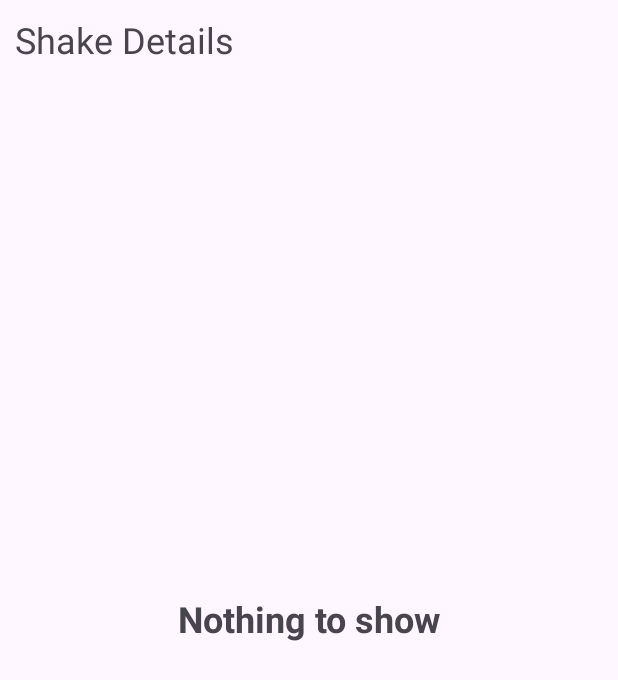
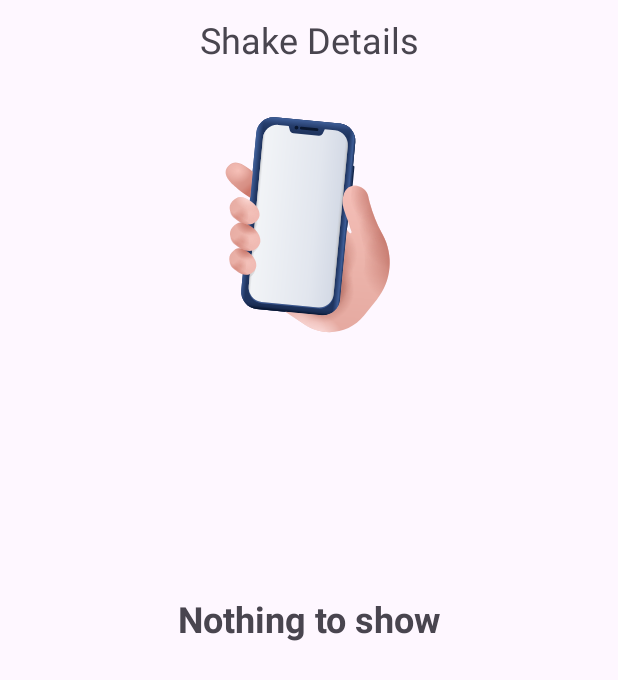
Before and after one commit to zeeshantaj/Fall_Shake_Detect, an Android app: the Shake_Fragment screen opened directly, with no data from a screen before it, on a phone screen of 412 x 824 dp. Shown: the top 680 px of the screen. Run offline under Robolectric (Android 15) with nearby library versions, the phone set to English and light mode, and no system bars; our stand-ins replace Room's generated code.

Commit message:
animation feature commit

```diff
--- a/app/src/main/java/com/example/shake_and_fall_check_app/DetailsActivity/Shake_Fragment.java
+++ b/app/src/main/java/com/example/shake_and_fall_check_app/DetailsActivity/Shake_Fragment.java
@@ -16,6 +16,7 @@ import android.view.ViewGroup;
 import android.widget.TextView;
 import android.widget.Toast;
 
+import com.airbnb.lottie.LottieAnimationView;
 import com.example.shake_and_fall_check_app.Adapter.DetectAdapter;
 import com.example.shake_and_fall_check_app.Database.Detect_Data_Model;
 import com.example.shake_and_fall_check_app.Database.Detect_Database;
@@ -39,6 +40,8 @@ public class Shake_Fragment extends Fragment {
 
         recyclerView = view.findViewById(R.id.shakeRecyclerView);
         nothingTxt = view.findViewById(R.id.shakeNothingShowTxt);
+        LottieAnimationView animationView = view.findViewById(R.id.animation_view_shake);
+        animationView.playAnimation();
 
 
 
@@ -87,6 +90,9 @@ public class Shake_Fragment extends Fragment {
 
         }
 
+
+
+
         return view;
     }
 }
--- a/app/src/main/res/layout/fragment_shake_.xml
+++ b/app/src/main/res/layout/fragment_shake_.xml
@@ -13,11 +13,21 @@
         android:layout_height="wrap_content"
         android:padding="10dp"
         android:text="@string/shake_details"
-        android:textAlignment="viewStart"
+        android:textAlignment="center"
         android:textSize="24sp"
         app:layout_constraintEnd_toEndOf="parent"
         app:layout_constraintStart_toStartOf="parent"
         app:layout_constraintTop_toTopOf="parent" />
+
+    <com.airbnb.lottie.LottieAnimationView
+        android:id="@+id/animation_view_shake"
+        android:layout_width="wrap_content"
+        android:layout_height="wrap_content"
+        app:layout_constraintEnd_toEndOf="parent"
+        app:layout_constraintStart_toStartOf="parent"
+        app:layout_constraintTop_toBottomOf="@id/textView2"
+        app:lottie_loop="true"
+        app:lottie_rawRes="@raw/shake_animation" />
 
     <TextView
         android:id="@+id/shakeNothingShowTxt"
@@ -36,9 +46,7 @@
         android:layout_width="match_parent"
         android:layout_height="0dp"
         app:layout_constraintBottom_toBottomOf="parent"
-        app:layout_constraintEnd_toEndOf="parent"
-        app:layout_constraintStart_toStartOf="parent"
-        app:layout_constraintTop_toBottomOf="@+id/textView2" />
+        app:layout_constraintTop_toBottomOf="@+id/animation_view" />
 
 
 </androidx.constraintlayout.widget.ConstraintLayout>
```
